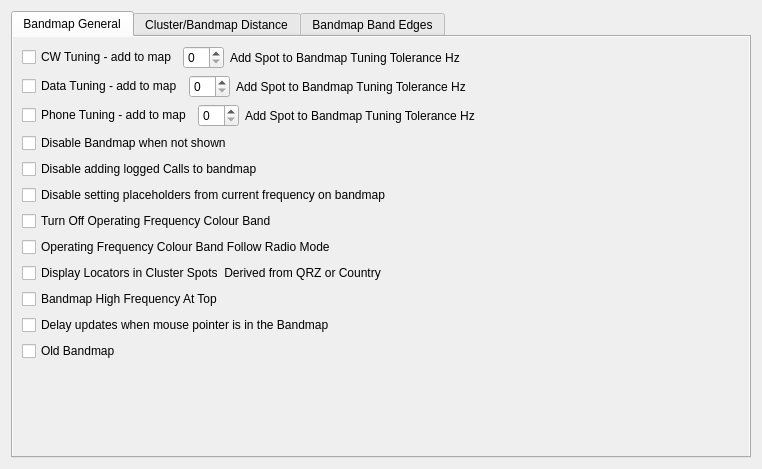
This is mqt/MqtLogger/Clusterbandmapconfigure.ui in Rsclub22/Minos2-Mirror as Qt 5 draws it before an edit. The edited form follows.
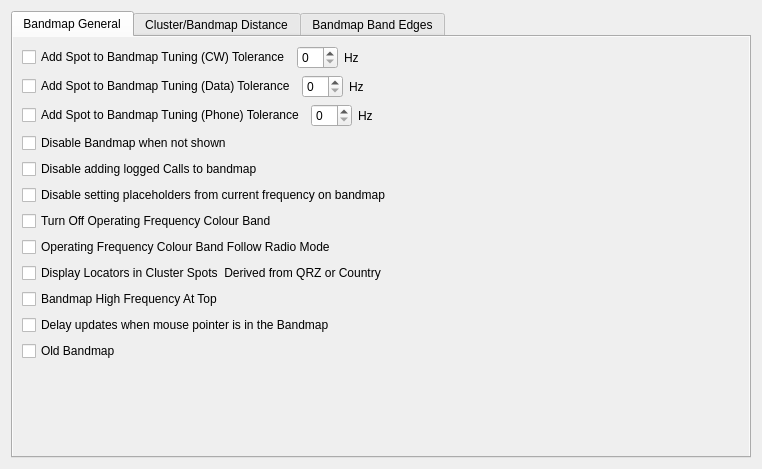
This is the edited form.

What changed in the file:
```diff
--- a/mqt/MqtLogger/Clusterbandmapconfigure.ui
+++ b/mqt/MqtLogger/Clusterbandmapconfigure.ui
@@ -37,7 +37,7 @@
            <item>
             <widget class="QCheckBox" name="tuningAddMapCWcb">
              <property name="text">
-              <string>CW Tuning - add to map</string>
+              <string>Add Spot to Bandmap Tuning (CW) Tolerance</string>
              </property>
             </widget>
            </item>
@@ -49,7 +49,7 @@
          <item>
           <widget class="QLabel" name="label_4">
            <property name="text">
-            <string>Add Spot to Bandmap Tuning Tolerance Hz</string>
+            <string>Hz</string>
            </property>
           </widget>
          </item>
@@ -75,7 +75,7 @@
            <item>
             <widget class="QCheckBox" name="tuningAddMapDatacb">
              <property name="text">
-              <string>Data Tuning - add to map</string>
+              <string>Add Spot to Bandmap Tuning (Data) Tolerance</string>
              </property>
             </widget>
            </item>
@@ -87,7 +87,7 @@
          <item>
           <widget class="QLabel" name="label_5">
            <property name="text">
-            <string>Add Spot to Bandmap Tuning Tolerance Hz</string>
+            <string>Hz</string>
            </property>
           </widget>
          </item>
@@ -113,7 +113,7 @@
            <item>
             <widget class="QCheckBox" name="tuningAddMapPhonecb">
              <property name="text">
-              <string>Phone Tuning - add to map</string>
+              <string>Add Spot to Bandmap Tuning (Phone) Tolerance</string>
              </property>
             </widget>
            </item>
@@ -125,7 +125,7 @@
          <item>
           <widget class="QLabel" name="label_6">
            <property name="text">
-            <string>Add Spot to Bandmap Tuning Tolerance Hz</string>
+            <string>Hz</string>
            </property>
           </widget>
          </item>
```
Left out of the diff: 4 changed lines with no effect on the pictures.
